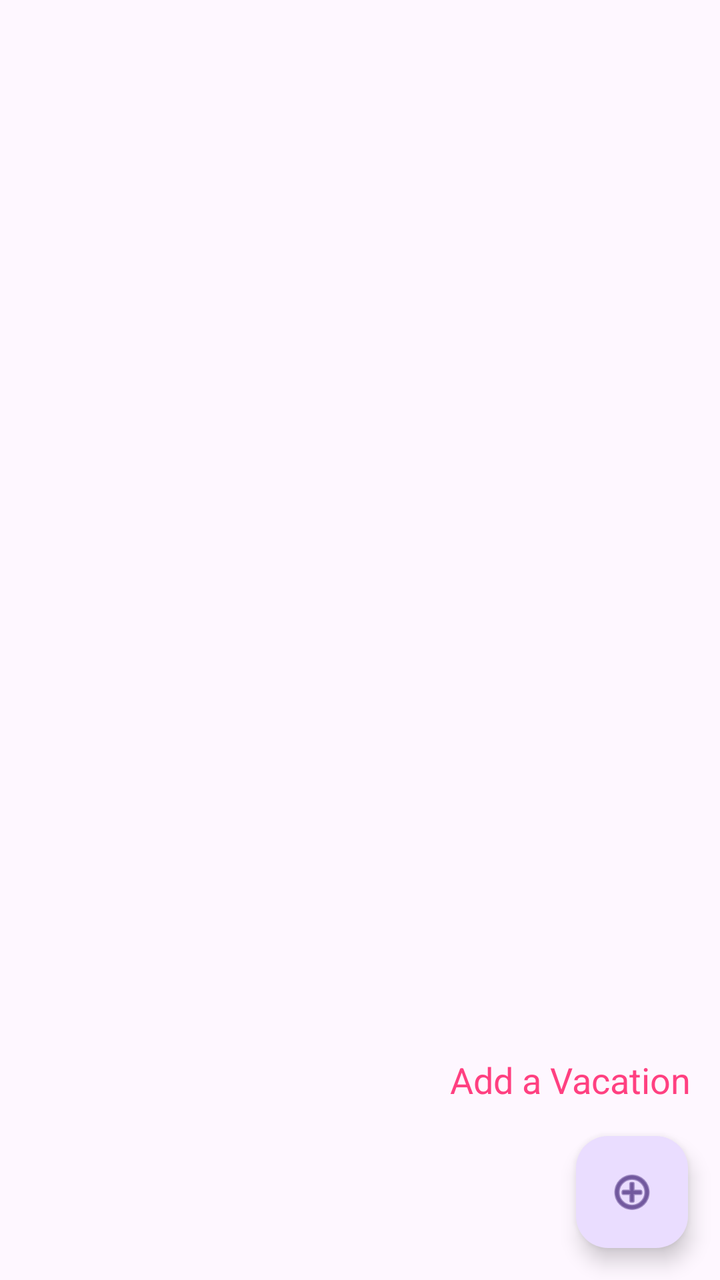
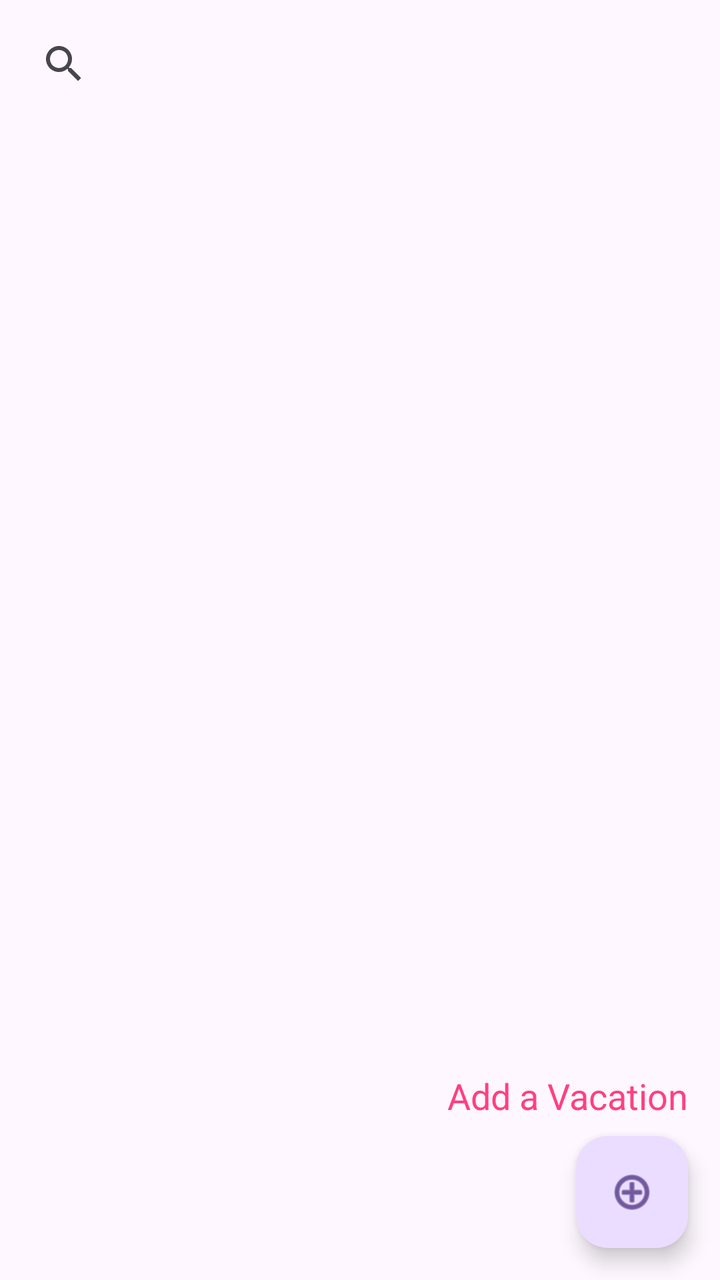

Before-and-after screenshots of an Android layout around one commit, followed by the original layout XML and the change that was made.
<!-- AndroidManifest.xml: application theme Theme.D308VacationPlanner -->
<!-- res/layout/activity_vacations.xml -->
<?xml version="1.0" encoding="utf-8"?>
<androidx.constraintlayout.widget.ConstraintLayout xmlns:android="http://schemas.android.com/apk/res/android"
    xmlns:app="http://schemas.android.com/apk/res-auto"
    xmlns:tools="http://schemas.android.com/tools"
    android:id="@+id/main"
    android:layout_width="match_parent"
    android:layout_height="match_parent"
    tools:context=".UI.Vacations">

    
    <TextView
        android:id="@+id/addVacationMessage"
        android:layout_width="wrap_content"
        android:layout_height="wrap_content"
        android:text="@string/add_vacation_message"
        android:textSize="18sp"
        android:textColor="@color/startGradient"
        android:gravity="center"
        android:layout_marginBottom="16dp"
        android:paddingEnd="150dp"
        app:layout_constraintBottom_toTopOf="@+id/floatingActionButton"
        app:layout_constraintStart_toEndOf="parent"
        app:layout_constraintEnd_toEndOf="parent"
        android:elevation="4dp"/>

    
    <com.google.android.material.floatingactionbutton.FloatingActionButton
        android:id="@+id/floatingActionButton"
        android:layout_width="wrap_content"
        android:layout_height="wrap_content"
        android:clickable="true"
        android:contentDescription="@string/add_vacation"
        app:srcCompat="@android:drawable/ic_menu_add"
        app:layout_constraintBottom_toBottomOf="parent"
        app:layout_constraintEnd_toEndOf="parent"
        android:layout_marginBottom="16dp"
        android:layout_marginEnd="16dp"/>

    
    <androidx.recyclerview.widget.RecyclerView
        android:id="@+id/recyclerview"
        android:layout_width="match_parent"
        android:layout_height="match_parent"
        app:layout_constraintTop_toBottomOf="@id/addVacationMessage"
        app:layout_constraintBottom_toBottomOf="parent"
        app:layout_constraintStart_toStartOf="parent"
        app:layout_constraintEnd_toEndOf="parent"
        android:elevation="0dp"/>

</androidx.constraintlayout.widget.ConstraintLayout>
<!-- resources referenced by this layout -->
<resources>
  <color name="startGradient">#FF4081</color>
  <string name="add_vacation">Add Vacation</string>
  <string name="add_vacation_message">Add a Vacation</string>
  <style name="Theme.D308VacationPlanner" parent="Base.Theme.D308VacationPlanner" />
  <style name="Base.Theme.D308VacationPlanner" parent="Theme.Material3.DayNight">
          
          
      </style>
</resources>

<!-- the commit's change to res/layout/activity_vacations.xml (unified diff, before → after) -->
@@ -1,13 +1,30 @@
 <?xml version="1.0" encoding="utf-8"?>
-<androidx.constraintlayout.widget.ConstraintLayout xmlns:android="http://schemas.android.com/apk/res/android"
+<androidx.constraintlayout.widget.ConstraintLayout
+    xmlns:android="http://schemas.android.com/apk/res/android"
     xmlns:app="http://schemas.android.com/apk/res-auto"
-    xmlns:tools="http://schemas.android.com/tools"
     android:id="@+id/main"
     android:layout_width="match_parent"
-    android:layout_height="match_parent"
-    tools:context=".UI.Vacations">
+    android:layout_height="match_parent">
 
-    
+    <androidx.appcompat.widget.SearchView
+        android:id="@+id/searchView"
+        android:layout_width="0dp"
+        android:layout_height="wrap_content"
+        android:queryHint="@string/search_hint"
+        app:layout_constraintTop_toTopOf="parent"
+        app:layout_constraintStart_toStartOf="parent"
+        app:layout_constraintEnd_toEndOf="parent"
+        android:layout_margin="8dp" />
+
+    <androidx.recyclerview.widget.RecyclerView
+        android:id="@+id/recyclerview"
+        android:layout_width="match_parent"
+        android:layout_height="0dp"
+        app:layout_constraintTop_toBottomOf="@id/searchView"
+        app:layout_constraintBottom_toTopOf="@id/floatingActionButton"
+        app:layout_constraintStart_toStartOf="parent"
+        app:layout_constraintEnd_toEndOf="parent" />
+
     <TextView
         android:id="@+id/addVacationMessage"
         android:layout_width="wrap_content"
@@ -16,35 +33,19 @@
         android:textSize="18sp"
         android:textColor="@color/startGradient"
         android:gravity="center"
-        android:layout_marginBottom="16dp"
-        android:paddingEnd="150dp"
-        app:layout_constraintBottom_toTopOf="@+id/floatingActionButton"
-        app:layout_constraintStart_toEndOf="parent"
-        app:layout_constraintEnd_toEndOf="parent"
-        android:elevation="4dp"/>
+        android:layout_marginBottom="8dp"
+        android:layout_marginEnd="16dp"
+        app:layout_constraintBottom_toTopOf="@id/floatingActionButton"
+        app:layout_constraintEnd_toEndOf="parent" />
 
-    
     <com.google.android.material.floatingactionbutton.FloatingActionButton
         android:id="@+id/floatingActionButton"
         android:layout_width="wrap_content"
         android:layout_height="wrap_content"
-        android:clickable="true"
-        android:contentDescription="@string/add_vacation"
-        app:srcCompat="@android:drawable/ic_menu_add"
+        android:layout_margin="16dp"
+        android:src="@android:drawable/ic_menu_add"
+        android:contentDescription="@string/add_vacation_description"
         app:layout_constraintBottom_toBottomOf="parent"
-        app:layout_constraintEnd_toEndOf="parent"
-        android:layout_marginBottom="16dp"
-        android:layout_marginEnd="16dp"/>
-
-    
-    <androidx.recyclerview.widget.RecyclerView
-        android:id="@+id/recyclerview"
-        android:layout_width="match_parent"
-        android:layout_height="match_parent"
-        app:layout_constraintTop_toBottomOf="@id/addVacationMessage"
-        app:layout_constraintBottom_toBottomOf="parent"
-        app:layout_constraintStart_toStartOf="parent"
-        app:layout_constraintEnd_toEndOf="parent"
-        android:elevation="0dp"/>
+        app:layout_constraintEnd_toEndOf="parent" />
 
 </androidx.constraintlayout.widget.ConstraintLayout>
<!-- resource entries referenced after the edit -->
@@ -1,8 +1,9 @@
 <!-- resources referenced by this layout -->
 <resources>
   <color name="startGradient">#FF4081</color>
-  <string name="add_vacation">Add Vacation</string>
+  <string name="add_vacation_description">Add a new vacation</string>
   <string name="add_vacation_message">Add a Vacation</string>
+  <string name="search_hint">Search by vacation name</string>
   <style name="Theme.D308VacationPlanner" parent="Base.Theme.D308VacationPlanner" />
   <style name="Base.Theme.D308VacationPlanner" parent="Theme.Material3.DayNight">
           
